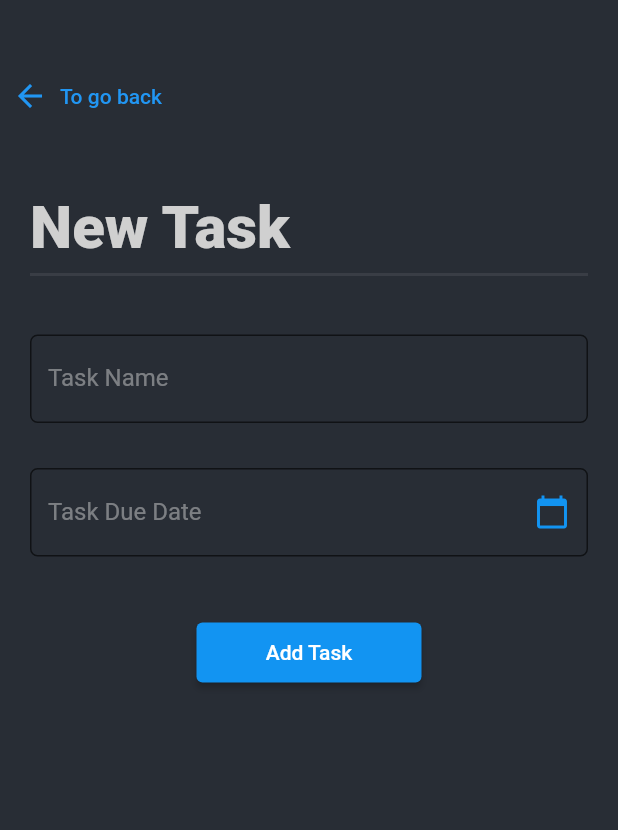
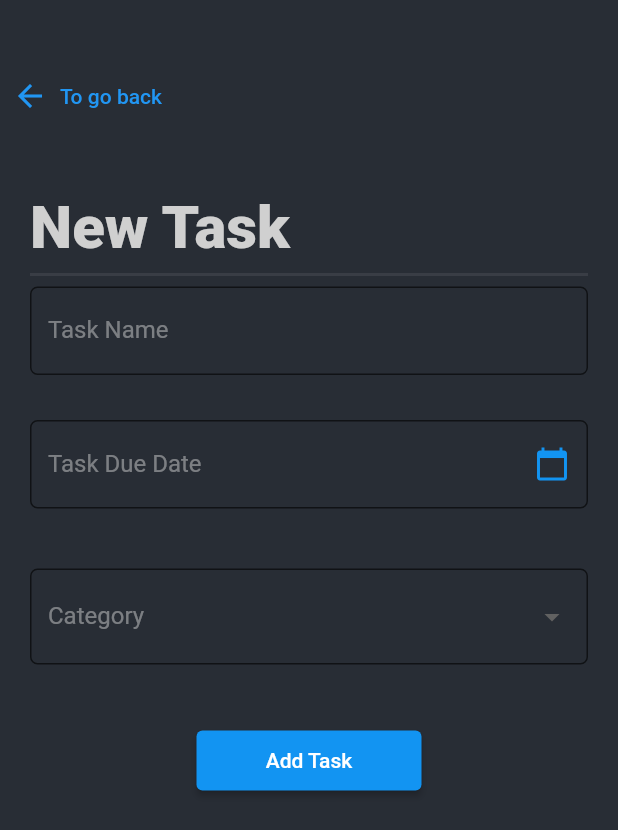
Before and after one commit to rishiad/Another-Tasks-App, a Flutter app: the screen it shows after launch, after a tap on the "add" icon, on a phone screen of 412 x 824 dp. Shown: the top 830 px of the screen. Run offline on Flutter 3.47's test engine with Material 2 defaults, Android fonts, the phone set to English and light mode, and no system bars; our stand-ins replace awesome_notifications, flutter_svg, hive, hive_flutter, stacked, stacked_services; accounts and stored records are empty.

Commit message:
Added Cateogories Model. Added Category Functions. Built Basic Category UI. Changed The Name Of The App To Nest Tasks.

```diff
--- a/lib/core/models/category_model.dart
+++ b/lib/core/models/category_model.dart
@@ -1,8 +1,9 @@
+import 'package:flutter/material.dart';
 import 'package:hive/hive.dart';
 import 'package:tasks/core/services/database_service.dart';
 import 'package:uuid/uuid.dart';
 
-@HiveType(typeId: 0)
+@HiveType(typeId: 1)
 class Category extends HiveObject {
   Category(
       {required this.id,
@@ -24,12 +25,12 @@ class Category extends HiveObject {
 
 
 
-  factory Category.create({required String title, required String taskId}) =>
+  factory Category.create({required String title}) =>
       Category(
           id: const Uuid().v1(),
           title: title,
           createdAt: DateTime.now(),
-          color: genrateRandomColor(),
-          tasksIds: [taskId]
+          color: Colors.amber.value.toRadixString(16),
+          tasksIds: []
 );
 }
--- a/lib/core/services/database_service.dart
+++ b/lib/core/services/database_service.dart
@@ -4,6 +4,7 @@ import 'package:flutter/material.dart';
 import 'package:hive_flutter/hive_flutter.dart';
 import 'package:tasks/core/models/category_model.dart';
 import 'package:tasks/core/models/task_model.dart';
+import 'package:uuid/uuid.dart';
 part 'database_service.g.dart';
 
 const taskBoxName = 'tasks';
@@ -14,6 +15,7 @@ Random random = Random();
 initalizeDatabaseService() async {
   await Hive.initFlutter();
   Hive.registerAdapter(TaskAdapter());
+  Hive.registerAdapter(CategoryAdapter());
   await Hive.openBox<Task>(taskBoxName);
   await Hive.openBox<Category>(categoryBoxName);
 }
@@ -26,10 +28,11 @@ class TaskCRUDMethods {
 
   Future<void> createTask({required Task task}) async {
     await box.put(task.id, task);
+    print(task.categoryTitle);
     await AwesomeNotifications().createNotification(
         content: NotificationContent(
           id: task.notificationID!,
-          channelKey: 'basic_channel',
+          channelKey: 'todo_notification_channel',
           title: task.title,
           wakeUpScreen: true,
           category: NotificationCategory.Reminder,
@@ -49,7 +52,7 @@ class TaskCRUDMethods {
 
   Future<void> deleteTask({required id, task}) async {
     await box.delete(id);
-    await AwesomeNotifications().dismiss(task.notificationID);
+
   }
 
   Future<void> checkTask({required id, required bool isCompleted}) async {
@@ -73,8 +76,9 @@ class TaskCRUDMethods {
 class CategoryCRUDMethods {
   final Box<Category> box = Hive.box<Category>(categoryBoxName);
 
-  Future<void> createCategory({required Category category}) async {
+  Future<Category> createCategory({required Category category}) async {
     await box.put(category.id, category);
+    return category;
   }
 
   Future<Category?> getCategory({required String id}) async {
@@ -94,4 +98,15 @@ class CategoryCRUDMethods {
     return categories;
   }
 
+  Future<void> addTaskToCategory({required String categoryID, required Task task}) async {
+    final category = await getCategory(id: categoryID);
+    category!.taskIds.add(task.id);
+    await updateCategory(category: category);
+  }
+
+  getCategoryOfATask({required String taskID}) async {
+    final task = await TaskCRUDMethods().getTask(id: taskID);
+    final category = await getCategory(id: task?.categoryID ?? "");
+    return category;
+  }
 }
--- a/lib/core/viewmodels/views/create_task_viewmodel.dart
+++ b/lib/core/viewmodels/views/create_task_viewmodel.dart
@@ -1,6 +1,7 @@
 import 'package:intl/intl.dart';
 import 'package:stacked/stacked.dart';
 import 'package:stacked_services/stacked_services.dart';
+import 'package:tasks/core/models/category_model.dart';
 import 'package:tasks/core/models/task_model.dart';
 import 'package:tasks/ui/views/create_task_view.form.dart';
 import '../../../app/app.locator.dart';
@@ -11,6 +12,16 @@ class TaskDetailViewModel extends FormViewModel {
   final _navigationService = locator<NavigationService>();
 
   String title = 'Create Task Page';
+  String selectedCategory = "";
+  final List _categories = [
+    "Work",
+    "Home",
+    "School",
+    "Grocery",
+  ];
+
+
+  List get categories => _categories;
   void move() {
     _navigationService.navigateTo(Routes.initScreen);
   }
@@ -21,8 +32,15 @@ class TaskDetailViewModel extends FormViewModel {
     // TODO: implement setFormStatus
   }
 
-  addTask() {
+  addTask()  {
     DateTime parseDate = DateFormat("yyyy-MM-dd").parse(dueDateValue!);
-    TaskCRUDMethods().createTask(task: Task.create(title: titleValue ?? "", dueDate: parseDate));
+    var task;
+     CategoryCRUDMethods().createCategory(category: Category.create(title: selectedCategory)).then((value)async => {
+    task = Task.create(title: titleValue ?? "", dueDate: parseDate, categoryID: value.id, categoryTitle: value.title),
+    await TaskCRUDMethods().createTask(task: task),
+
+     CategoryCRUDMethods().addTaskToCategory(categoryID: value.id, task: task),
+      move()
+   });
 }
 }
--- a/lib/main.dart
+++ b/lib/main.dart
@@ -14,18 +14,18 @@ void main() async {
   'resource://drawable/logo',
   [
     NotificationChannel(
-        channelGroupKey: 'basic_channel_group',
-        channelKey: 'basic_channel',
-        channelName: 'Basic notifications',
-        channelDescription: 'Notification channel for basic tests',
+        channelGroupKey: 'todo_notification_channel_group',
+        channelKey: 'todo_notification_channel',
+        channelName: 'Todo notifications',
+        channelDescription: 'Notification channel for todo',
         defaultColor: const Color.fromARGB(255, 177, 177, 177),
         ledColor: Colors.white)
   ],
   // Channel groups are only visual and are not required
   channelGroups: [
     NotificationChannelGroup(
-        channelGroupkey: 'basic_channel_group',
-        channelGroupName: 'Basic group')
+        channelGroupkey: 'todo_notification_channel_group',
+        channelGroupName: 'Todo group')
   ],
   debug: true
 );
--- a/lib/ui/views/create_task_view.dart
+++ b/lib/ui/views/create_task_view.dart
@@ -110,10 +110,36 @@ class TaskDetailScreen extends StatelessWidget with $TaskDetailScreen {
                                 },
                               ),
                               const Padding(padding: EdgeInsets.all(20)),
-
+                              // Build a category dropdown
+                              DropdownButtonFormField(
+                                decoration: InputDecoration(
+                                  labelText: "Category",
+                                  labelStyle: TextStyle(
+                                      color: ColorConstants.altoTypographyColor
+                                          .withOpacity(.5)),
+                                  fillColor:
+                                      ColorConstants.sharkBackgroundColor,
+                                  filled: true,
+                                  border: OutlineInputBorder(
+                                    borderRadius: BorderRadius.circular(5.0),
+                                    borderSide: const BorderSide(),
+                                  ),
+                                ),
+                                value: model.selectedCategory.isNotEmpty ? model.selectedCategory : null,
+                                items: model.categories.map((category) {
+                                  return DropdownMenuItem(
+                                    value: category,
+                                    child: Text(category),
+                                  );
+                                }).toList(),
+                                onChanged: (value) {
+                                  model.selectedCategory = value.toString();
+                                },
+                              ),
+const Padding(padding: EdgeInsets.all(20)),
                               ElevatedButton(onPressed: ()async => {
                                 await model.addTask(),
-                                Navigator.pop(context)
+                                model.move
                               }, child: const Text("Add Task"), style: ButtonStyle(backgroundColor: MaterialStateProperty.all<Color>(ColorConstants.dodgerblueAppColor), minimumSize: MaterialStateProperty.all(const Size(150, 40))),),
                             ],
                           ),
--- a/lib/ui/views/init_view.dart
+++ b/lib/ui/views/init_view.dart
@@ -81,6 +81,7 @@ class InitScreen extends StatelessWidget {
                               itemBuilder: (context, index) {
                                 return Task(
                                   title: model.tasks[index].title,
+                                  category: model.tasks[index].categoryTitle,
                                   id: model.tasks[index].id,
                                   deleteTask: model.deleteTask,
                                   checkTask: model.checkTask,
--- a/lib/ui/widgets/task.dart
+++ b/lib/ui/widgets/task.dart
@@ -3,8 +3,9 @@ import 'package:flutter/material.dart';
 bool isChecked = false;
 
 class Task extends StatefulWidget {
-  const Task({Key? key,required this.taskStatus, required this.title, required this.id, required this.deleteTask, required this.checkTask}) : super(key: key);
+   Task({Key? key,required this.taskStatus, required this.title, required this.category, required this.id, required this.deleteTask, required this.checkTask}) : super(key: key);
   final String title;
+  String category;
   final String id;
   final Function deleteTask;
   final Function checkTask;
@@ -51,6 +52,12 @@ class _TaskState extends State<Task> {
             }
 
         ),
+        subtitle: Text(
+         widget.category,
+          style: TextStyle(
+            color: Colors.grey[500],
+          ),
+        ),
       ),
     );
   }
--- a/pubspec.yaml
+++ b/pubspec.yaml
@@ -43,6 +43,7 @@ dependencies:
   hive_flutter:
   flutter_svg: ^1.0.3
   awesome_notifications:
+  flutter_chips_input: ^1.10.0
 dev_dependencies:
   hive_generator: ^1.1.2
   build_runner:
```
Also changed, not shown: lib/core/models/task_model.dart (+11 -3 lines), lib/core/services/database_service.g.dart, lib/ui/widgets/category_select.dart (added), pubspec.lock, 1 other file.
